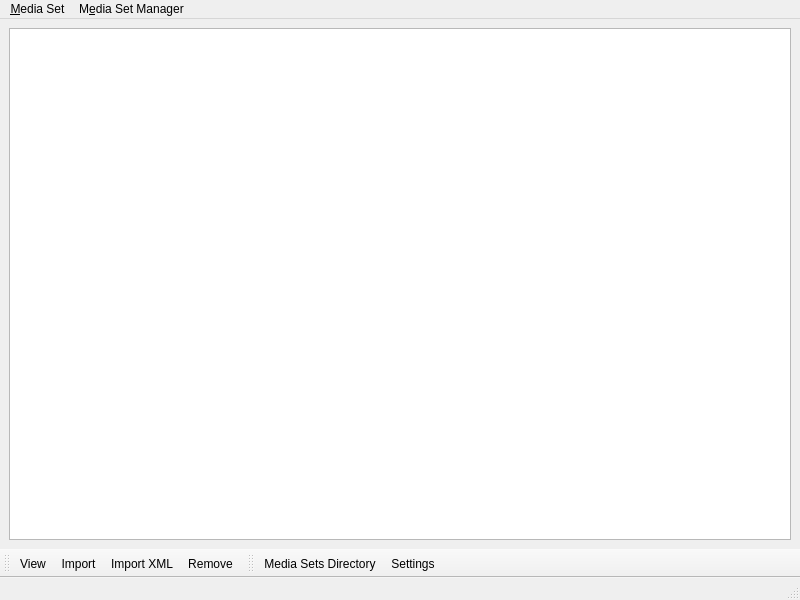
Old version of the form lib/arinc665_qt/media_set_manager/MediaSetManagerWindow.ui in the repository hirah2205/ARINC-665.
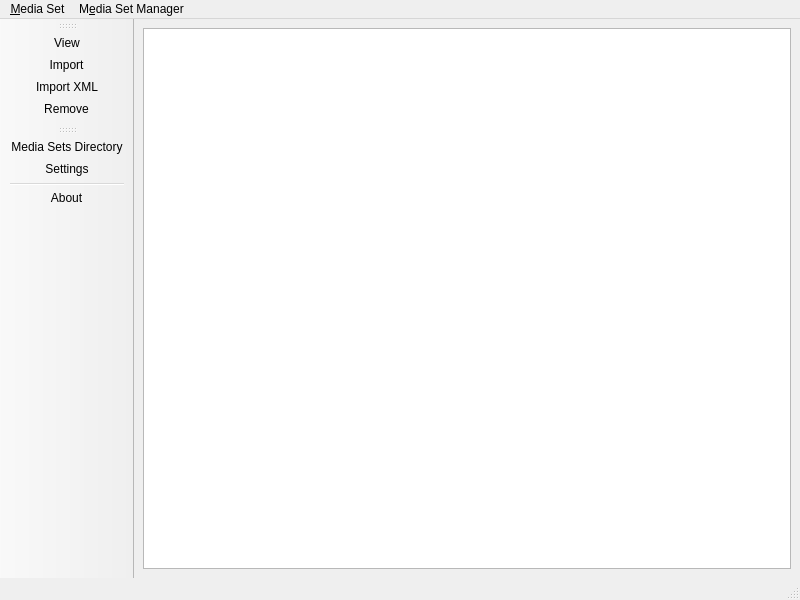
New version of the form. Icons and pictures are not drawn.

Commit message: Add about dialog

```diff
--- a/lib/arinc665_qt/media_set_manager/MediaSetManagerWindow.ui
+++ b/lib/arinc665_qt/media_set_manager/MediaSetManagerWindow.ui
@@ -76,12 +76,12 @@
    </property>
    <property name="iconSize">
     <size>
-     <width>32</width>
-     <height>32</height>
+     <width>48</width>
+     <height>48</height>
     </size>
    </property>
    <attribute name="toolBarArea">
-    <enum>BottomToolBarArea</enum>
+    <enum>LeftToolBarArea</enum>
    </attribute>
    <attribute name="toolBarBreak">
     <bool>false</bool>
@@ -97,18 +97,20 @@
    </property>
    <property name="iconSize">
     <size>
-     <width>32</width>
-     <height>32</height>
+     <width>48</width>
+     <height>48</height>
     </size>
    </property>
    <attribute name="toolBarArea">
-    <enum>BottomToolBarArea</enum>
+    <enum>LeftToolBarArea</enum>
    </attribute>
    <attribute name="toolBarBreak">
     <bool>false</bool>
    </attribute>
    <addaction name="openMediaSetsDirectory"/>
    <addaction name="mediaSetManagerSettings"/>
+   <addaction name="separator"/>
+   <addaction name="about"/>
   </widget>
   <action name="viewMediaSet">
    <property name="icon">
@@ -200,6 +202,18 @@
     <string>Manage Media Set Manger Settings</string>
    </property>
   </action>
+  <action name="about">
+   <property name="icon">
+    <iconset resource="../../../qt_icon_resources/lib/qt_icon_resources/font_awesome/font_awesome.qrc">
+     <normaloff>:/fa/solid/circle-question.svg</normaloff>:/fa/solid/circle-question.svg</iconset>
+   </property>
+   <property name="text">
+    <string>&amp;About</string>
+   </property>
+   <property name="toolTip">
+    <string>About Media Set Manager</string>
+   </property>
+  </action>
  </widget>
  <resources>
   <include location="../../../qt_icon_resources/lib/qt_icon_resources/font_awesome/font_awesome.qrc"/>
```
Left out of the diff: 2 changed lines with no effect on the pictures. The commit also changes 3 other files.
